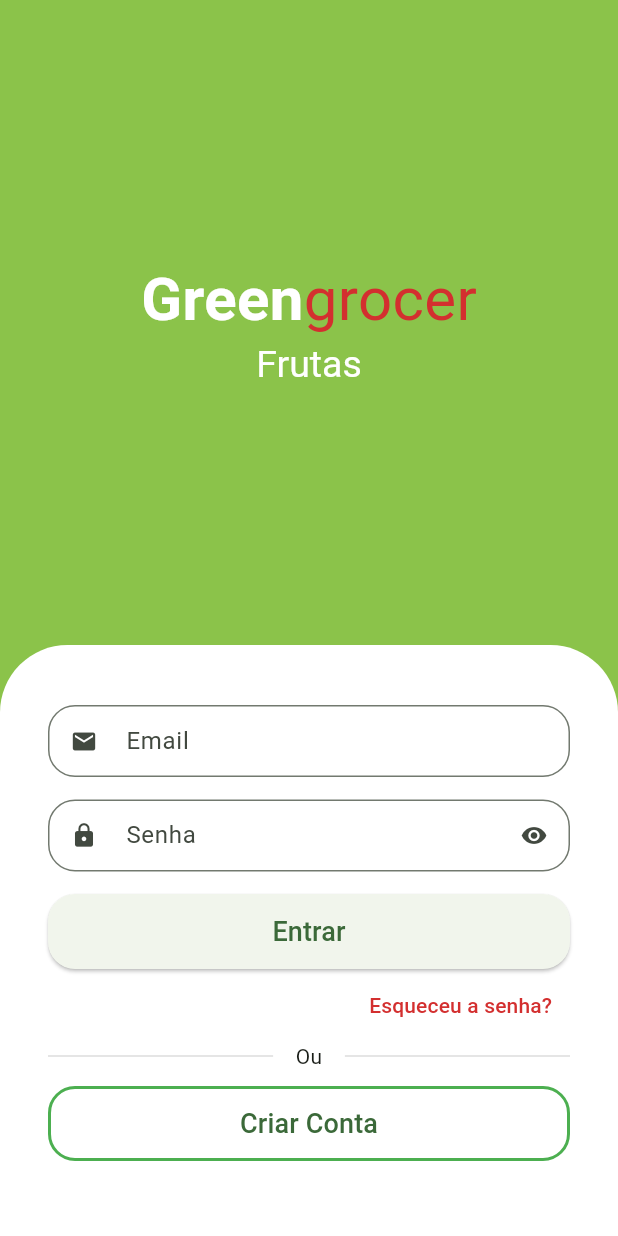
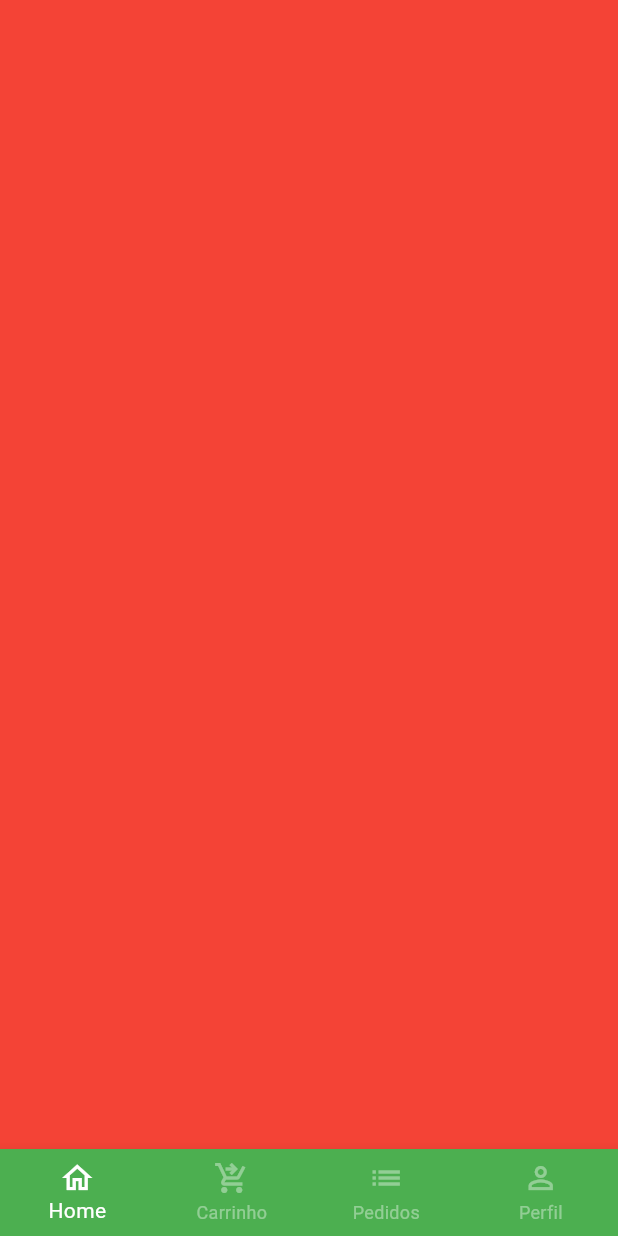
Before and after one commit to pauloosilas/quitanda-front-flutter, a Flutter app: the screen it shows after launch, after a tap on "Entrar", on a phone screen of 412 x 824 dp. Run offline on Flutter 3.47's test engine with Material 3 defaults, Android fonts, the phone set to English and light mode, and no system bars; drawn by our look-alikes of animated_text_kit; our stand-ins replace mask_text_input_formatter.

Commit message:
add base_screen bottom navigation

```diff
--- a/lib/src/auth/sign_in_screen.dart
+++ b/lib/src/auth/sign_in_screen.dart
@@ -2,6 +2,7 @@
 import 'package:flutter/material.dart';
 import 'package:quitanda/src/auth/components/custom_text_field.dart';
 import 'package:quitanda/src/auth/sign_up_screen.dart';
+import 'package:quitanda/src/base/base_screen.dart';
 import 'package:quitanda/src/config/custom_colors.dart';
 
 class SignInScreen extends StatelessWidget {
@@ -93,7 +94,13 @@
                         style: ElevatedButton.styleFrom(
                             shape: RoundedRectangleBorder(
                                 borderRadius: BorderRadius.circular(18))),
-                        onPressed: () {},
+                        onPressed: () {
+                          Navigator.of(context).pushReplacement(
+                            MaterialPageRoute(builder: (_) {
+                              return BaseScreen();
+                            })
+                          );
+                        },
                         child: Text('Entrar', style: TextStyle(fontSize: 18))),
                   ),
                   Align(
--- /dev/null
+++ b/lib/src/base/base_screen.dart
@@ -0,0 +1,62 @@
+import 'package:flutter/material.dart';
+
+class BaseScreen extends StatefulWidget {
+  BaseScreen({super.key});
+
+  @override
+  State<BaseScreen> createState() => _BaseScreenState();
+}
+
+class _BaseScreenState extends State<BaseScreen> {
+  int currentIndex = 0;
+  final pageController = PageController();
+
+  @override
+  Widget build(BuildContext context) {
+    return Scaffold(
+
+      body: PageView(
+        physics: const NeverScrollableScrollPhysics(), //não fezer scrool com toque
+        controller: pageController,
+        children: [
+          Container(color: Colors.red,),
+          Container(color: Colors.yellow,),
+          Container(color: Colors.blue,),
+          Container(color: Colors.purple,),
+        ],
+      ),
+
+
+      bottomNavigationBar: BottomNavigationBar(
+        currentIndex: currentIndex,
+        onTap: (index){
+          setState(() {
+            currentIndex = index;
+            pageController.jumpToPage(index);
+          });
+        },
+        type: BottomNavigationBarType.fixed,
+        backgroundColor: Colors.green,
+        selectedItemColor: Colors.white,
+        unselectedItemColor: Colors.white.withAlpha(100),
+        items: [
+          BottomNavigationBarItem(
+            icon: Icon(Icons.home_outlined),
+            label: 'Home'
+          ),
+          BottomNavigationBarItem(
+            icon: Icon(Icons.shopping_cart_checkout_outlined),
+            label: 'Carrinho'
+          ),
+          BottomNavigationBarItem(
+            icon: Icon(Icons.list),
+            label: 'Pedidos'
+          ),
+          BottomNavigationBarItem(
+            icon: Icon(Icons.person_outline),
+            label: 'Perfil'
+          )
+      ],),
+    );
+  }
+}
```
